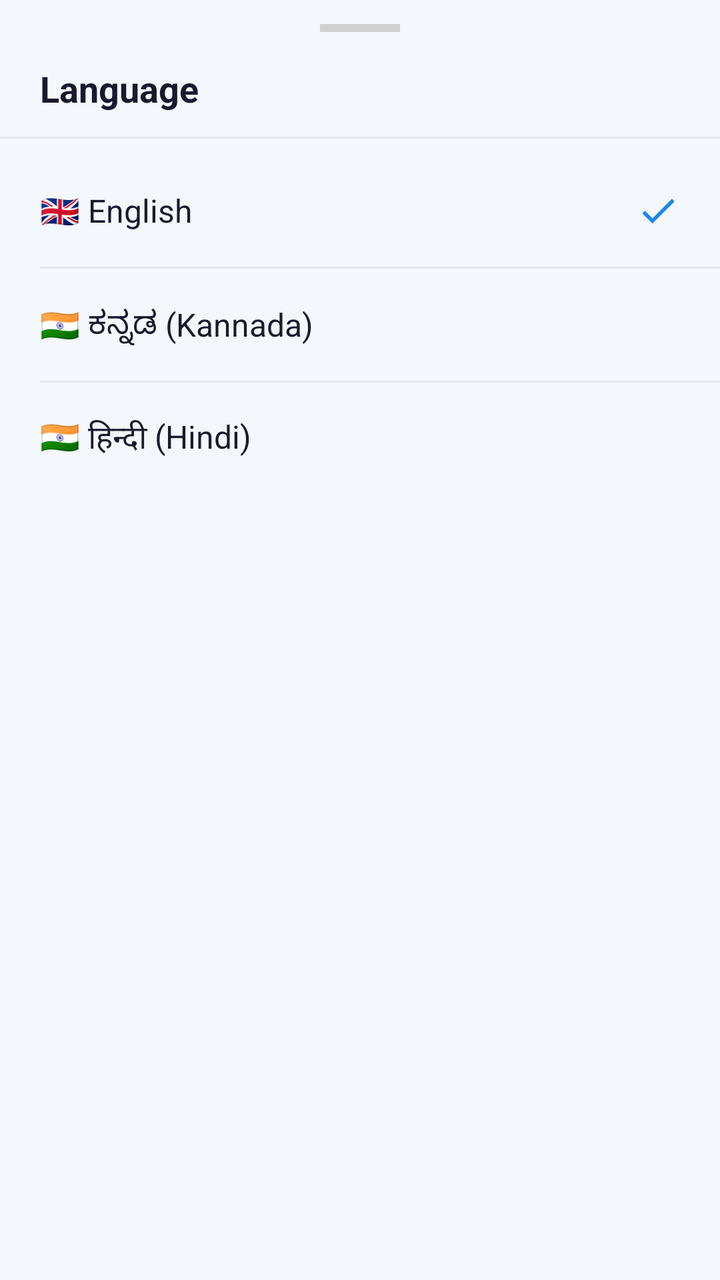
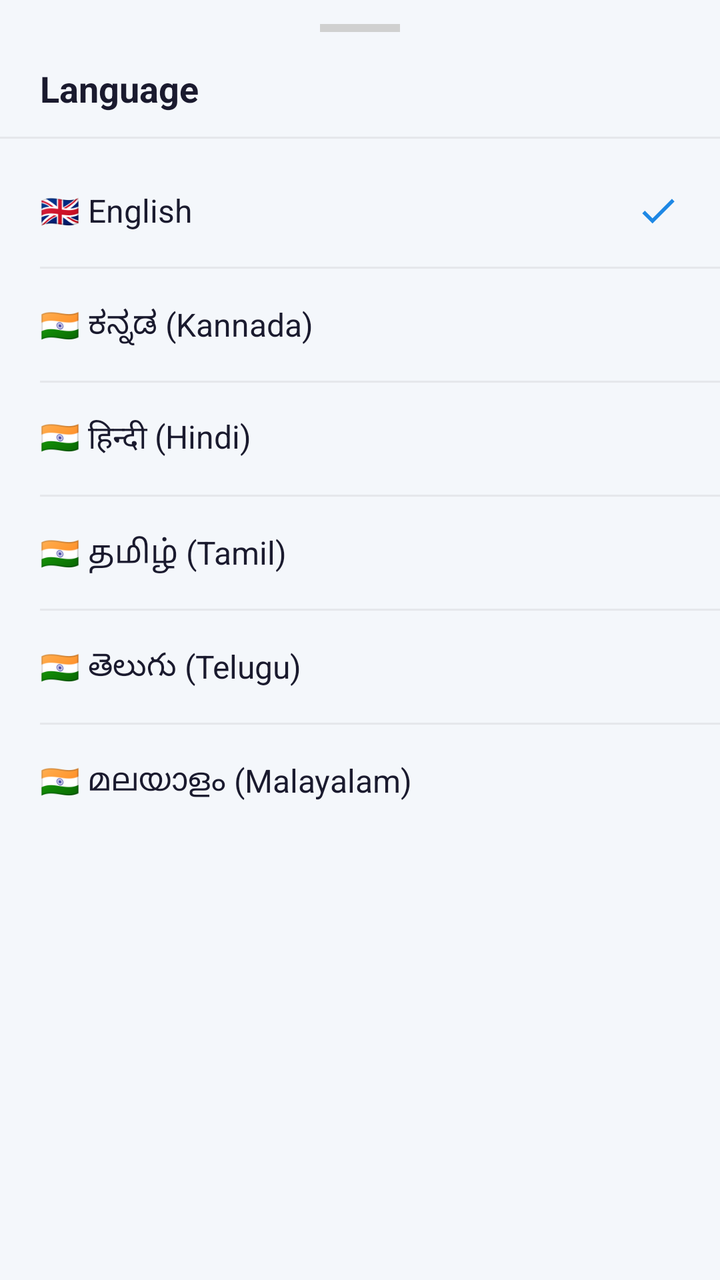

Two renders of the same Android screen: before a commit and after it. Below are the layout's source before the change and the commit's diff.
<!-- AndroidManifest.xml: application theme Theme.QuickFix -->
<!-- res/layout/bottom_sheet_language.xml -->
<?xml version="1.0" encoding="utf-8"?>
<LinearLayout
    xmlns:android="http://schemas.android.com/apk/res/android"
    xmlns:app="http://schemas.android.com/apk/res-auto"
    xmlns:tools="http://schemas.android.com/tools"
    android:layout_width="match_parent"
    android:layout_height="wrap_content"
    android:orientation="vertical"
    android:paddingBottom="32dp"
    tools:ignore="ContentDescription,UnusedNamespace">

    
    <View
        android:layout_width="40dp"
        android:layout_height="4dp"
        android:layout_gravity="center_horizontal"
        android:layout_marginTop="12dp"
        android:layout_marginBottom="16dp"
        android:background="#D0D0D0" />

    <TextView
        android:layout_width="match_parent"
        android:layout_height="wrap_content"
        android:text="@string/profile_language"
        android:textColor="@color/text_primary"
        android:textSize="18sp"
        android:textStyle="bold"
        android:paddingStart="20dp"
        android:paddingEnd="20dp"
        android:paddingBottom="12dp" />

    <View
        android:layout_width="match_parent"
        android:layout_height="1dp"
        android:background="@color/divider"
        android:layout_marginBottom="8dp" />

    
    <LinearLayout
        android:id="@+id/optionEnglish"
        android:layout_width="match_parent"
        android:layout_height="56dp"
        android:orientation="horizontal"
        android:gravity="center_vertical"
        android:paddingStart="20dp"
        android:paddingEnd="20dp"
        android:background="?attr/selectableItemBackground"
        android:clickable="true"
        android:focusable="true">

        <TextView
            android:layout_width="0dp"
            android:layout_height="wrap_content"
            android:layout_weight="1"
            android:text="@string/profile_lang_english"
            android:textColor="@color/text_primary"
            android:textSize="16sp" />

        <ImageView
            android:id="@+id/checkEnglish"
            android:layout_width="22dp"
            android:layout_height="22dp"
            android:src="@drawable/ic_check"
            app:tint="@color/primary"
            android:visibility="visible"
            android:contentDescription="@string/nav_home" />
    </LinearLayout>

    <View android:layout_width="match_parent" android:layout_height="1dp"
        android:layout_marginStart="20dp" android:background="@color/divider" />

    
    <LinearLayout
        android:id="@+id/optionKannada"
        android:layout_width="match_parent"
        android:layout_height="56dp"
        android:orientation="horizontal"
        android:gravity="center_vertical"
        android:paddingStart="20dp"
        android:paddingEnd="20dp"
        android:background="?attr/selectableItemBackground"
        android:clickable="true"
        android:focusable="true">

        <TextView
            android:layout_width="0dp"
            android:layout_height="wrap_content"
            android:layout_weight="1"
            android:text="@string/profile_lang_kannada"
            android:textColor="@color/text_primary"
            android:textSize="16sp" />

        <ImageView
            android:id="@+id/checkKannada"
            android:layout_width="22dp"
            android:layout_height="22dp"
            android:src="@drawable/ic_check"
            app:tint="@color/primary"
            android:visibility="gone"
            android:contentDescription="@string/nav_home" />
    </LinearLayout>

    <View android:layout_width="match_parent" android:layout_height="1dp"
        android:layout_marginStart="20dp" android:background="@color/divider" />

    
    <LinearLayout
        android:id="@+id/optionHindi"
        android:layout_width="match_parent"
        android:layout_height="56dp"
        android:orientation="horizontal"
        android:gravity="center_vertical"
        android:paddingStart="20dp"
        android:paddingEnd="20dp"
        android:background="?attr/selectableItemBackground"
        android:clickable="true"
        android:focusable="true">

        <TextView
            android:layout_width="0dp"
            android:layout_height="wrap_content"
            android:layout_weight="1"
            android:text="@string/profile_lang_hindi"
            android:textColor="@color/text_primary"
            android:textSize="16sp" />

        <ImageView
            android:id="@+id/checkHindi"
            android:layout_width="22dp"
            android:layout_height="22dp"
            android:src="@drawable/ic_check"
            app:tint="@color/primary"
            android:visibility="gone"
            android:contentDescription="@string/nav_home" />
    </LinearLayout>

</LinearLayout>
<!-- resources referenced by this layout -->
<resources>
  <color name="divider">#E5E7EB</color>
  <color name="primary">#1E88E5</color>
  <color name="text_primary">#1A1A2E</color>
  <!-- drawable ic_check (drawable) -->
  <vector xmlns:android="http://schemas.android.com/apk/res/android"
      android:width="24dp"
      android:height="24dp"
      android:viewportWidth="24"
      android:viewportHeight="24">
      <path
          android:fillColor="#FFFFFF"
          android:pathData="M9,16.17L4.83,12l-1.42,1.41L9,19 21,7l-1.41,-1.41z"/>
  </vector>
  <string name="nav_home">Home</string>
  <string name="profile_lang_english">🇬🇧  English</string>
  <string name="profile_lang_hindi">🇮🇳  हिन्दी (Hindi)</string>
  <string name="profile_lang_kannada">🇮🇳  ಕನ್ನಡ (Kannada)</string>
  <string name="profile_language">Language</string>
  <style name="Theme.QuickFix" parent="Base.Theme.QuickFix" />
  <style name="Base.Theme.QuickFix" parent="Theme.Material3.Light.NoActionBar">
          <item name="colorPrimary">@color/primary</item>
          <item name="colorPrimaryDark">@color/primary_dark</item>
          <item name="colorAccent">@color/accent_green</item>
          <item name="android:windowBackground">@color/screen_background</item>
          <item name="colorSurface">@color/card_bg</item>
          <item name="colorOnSurface">@color/text_primary</item>
          <item name="android:colorBackground">@color/screen_background</item>
          <item name="colorOnBackground">@color/text_primary</item>
          
          <item name="bottomSheetDialogTheme">@style/Theme.QuickFix.BottomSheet</item>
      </style>
  <color name="primary_dark">#1565C0</color>
  <color name="accent_green">#43A047</color>
  <color name="screen_background">#F4F7FB</color>
  <color name="card_bg">#FFFFFF</color>
  <style name="Theme.QuickFix.BottomSheet" parent="ThemeOverlay.Material3.BottomSheetDialog">
          <item name="colorSurface">@color/card_bg</item>
          <item name="colorOnSurface">@color/text_primary</item>
          <item name="android:colorBackground">@color/card_bg</item>
      </style>
</resources>

<!-- the commit's change to res/layout/bottom_sheet_language.xml (unified diff, before → after) -->
@@ -134,4 +134,106 @@
             android:contentDescription="@string/nav_home" />
     </LinearLayout>
 
+    <View android:layout_width="match_parent" android:layout_height="1dp"
+        android:layout_marginStart="20dp" android:background="@color/divider" />
+
+    
+    <LinearLayout
+        android:id="@+id/optionTamil"
+        android:layout_width="match_parent"
+        android:layout_height="56dp"
+        android:orientation="horizontal"
+        android:gravity="center_vertical"
+        android:paddingStart="20dp"
+        android:paddingEnd="20dp"
+        android:background="?attr/selectableItemBackground"
+        android:clickable="true"
+        android:focusable="true">
+
+        <TextView
+            android:layout_width="0dp"
+            android:layout_height="wrap_content"
+            android:layout_weight="1"
+            android:text="@string/profile_lang_tamil"
+            android:textColor="@color/text_primary"
+            android:textSize="16sp" />
+
+        <ImageView
+            android:id="@+id/checkTamil"
+            android:layout_width="22dp"
+            android:layout_height="22dp"
+            android:src="@drawable/ic_check"
+            app:tint="@color/primary"
+            android:visibility="gone"
+            android:contentDescription="@string/nav_home" />
+    </LinearLayout>
+
+    <View android:layout_width="match_parent" android:layout_height="1dp"
+        android:layout_marginStart="20dp" android:background="@color/divider" />
+
+    
+    <LinearLayout
+        android:id="@+id/optionTelugu"
+        android:layout_width="match_parent"
+        android:layout_height="56dp"
+        android:orientation="horizontal"
+        android:gravity="center_vertical"
+        android:paddingStart="20dp"
+        android:paddingEnd="20dp"
+        android:background="?attr/selectableItemBackground"
+        android:clickable="true"
+        android:focusable="true">
+
+        <TextView
+            android:layout_width="0dp"
+            android:layout_height="wrap_content"
+            android:layout_weight="1"
+            android:text="@string/profile_lang_telugu"
+            android:textColor="@color/text_primary"
+            android:textSize="16sp" />
+
+        <ImageView
+            android:id="@+id/checkTelugu"
+            android:layout_width="22dp"
+            android:layout_height="22dp"
+            android:src="@drawable/ic_check"
+            app:tint="@color/primary"
+            android:visibility="gone"
+            android:contentDescription="@string/nav_home" />
+    </LinearLayout>
+
+    <View android:layout_width="match_parent" android:layout_height="1dp"
+        android:layout_marginStart="20dp" android:background="@color/divider" />
+
+    
+    <LinearLayout
+        android:id="@+id/optionMalayalam"
+        android:layout_width="match_parent"
+        android:layout_height="56dp"
+        android:orientation="horizontal"
+        android:gravity="center_vertical"
+        android:paddingStart="20dp"
+        android:paddingEnd="20dp"
+        android:background="?attr/selectableItemBackground"
+        android:clickable="true"
+        android:focusable="true">
+
+        <TextView
+            android:layout_width="0dp"
+            android:layout_height="wrap_content"
+            android:layout_weight="1"
+            android:text="@string/profile_lang_malayalam"
+            android:textColor="@color/text_primary"
+            android:textSize="16sp" />
+
+        <ImageView
+            android:id="@+id/checkMalayalam"
+            android:layout_width="22dp"
+            android:layout_height="22dp"
+            android:src="@drawable/ic_check"
+            app:tint="@color/primary"
+            android:visibility="gone"
+            android:contentDescription="@string/nav_home" />
+    </LinearLayout>
+
 </LinearLayout>
<!-- resource entries referenced after the edit -->
@@ -17,6 +17,9 @@
   <string name="profile_lang_english">🇬🇧  English</string>
   <string name="profile_lang_hindi">🇮🇳  हिन्दी (Hindi)</string>
   <string name="profile_lang_kannada">🇮🇳  ಕನ್ನಡ (Kannada)</string>
+  <string name="profile_lang_malayalam">🇮🇳  മലയാളം (Malayalam)</string>
+  <string name="profile_lang_tamil">🇮🇳  தமிழ் (Tamil)</string>
+  <string name="profile_lang_telugu">🇮🇳  తెలుగు (Telugu)</string>
   <string name="profile_language">Language</string>
   <style name="Theme.QuickFix" parent="Base.Theme.QuickFix" />
   <style name="Base.Theme.QuickFix" parent="Theme.Material3.Light.NoActionBar">
